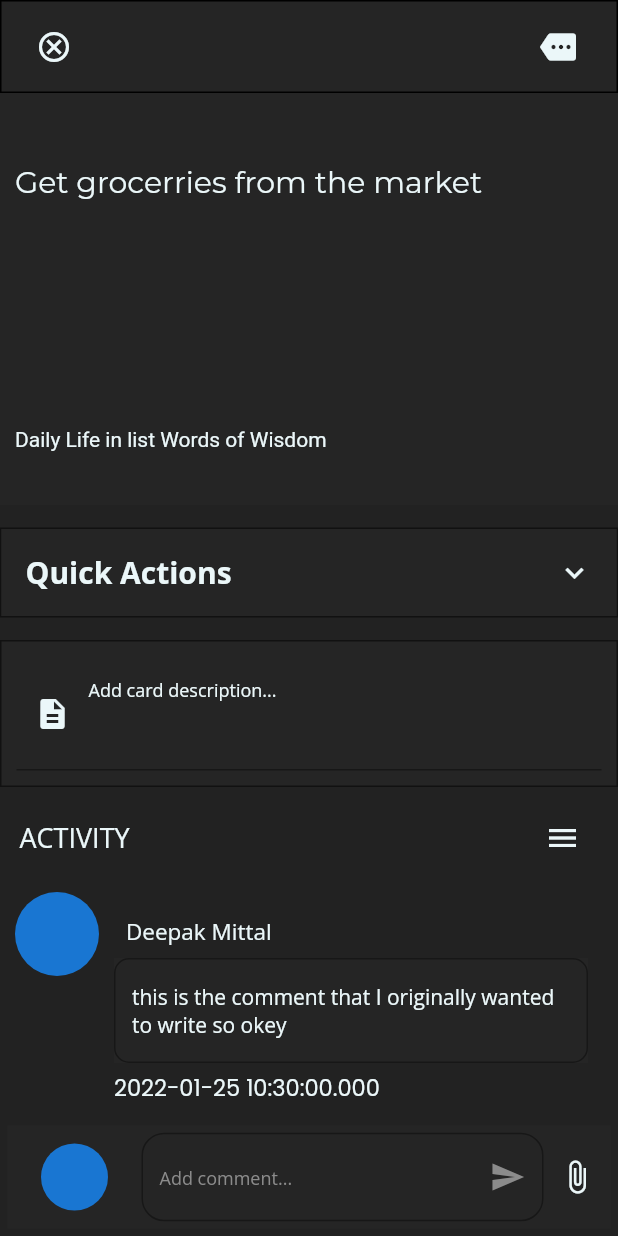
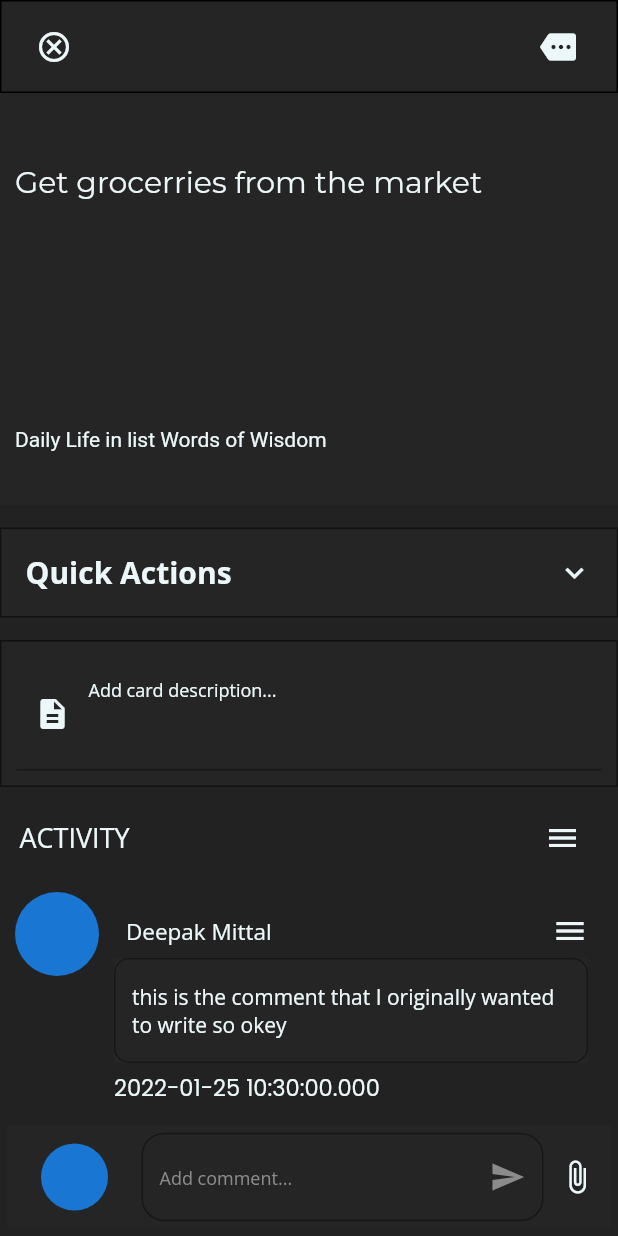
Before and after one commit to high-coder/trello_clone_flutter, a Flutter app: the Page2 screen opened directly, after a tap on "Get grocerries from the market", on a phone screen of 412 x 824 dp. Run offline on Flutter 3.47's test engine with Material 2 defaults, Android fonts, the light colour scheme and no system bars; our stand-ins replace get, google_fonts; missing offline and left inert: boardview, measured_size.

Commit message:
comment delete done bottom nav bar fixed

```diff
--- a/lib/provider/currentState.dart
+++ b/lib/provider/currentState.dart
@@ -29,6 +29,16 @@ class CurrentState extends ChangeNotifier{
   late ListTileSingleNodeModel currentUser;
   late String appBarTitle;
 
+  bool showBottomCommentBar = true;
+
+  showBottomCommentBarFunc(bool local) {
+    showBottomCommentBar = local;
+
+    notifyListeners();
+  }
+
+
+
   userSelectedANode({required ListTileSingleNodeModel instance}) {
     currentUser = instance;
     appBarTitle = instance.title;
--- a/lib/screens/DescriptionPage/desp_main_page.dart
+++ b/lib/screens/DescriptionPage/desp_main_page.dart
@@ -42,8 +42,8 @@ class _DescriptionPageState extends State<DescriptionPage> {
     _controller = ScrollController();
     _controllerTextField = ScrollController();
 
-    _controllerTextField.addListener(_scrollListenerText);
-    _controller.addListener(_scrollListener);
+   // _controllerTextField.addListener(_scrollListenerText);
+    // _controller.addListener(_scrollListener);
     CurrentState _instance = Provider.of<CurrentState>(context,listen:false);
 
     _nameController.text = _instance.currentUser.title;
@@ -64,15 +64,15 @@ class _DescriptionPageState extends State<DescriptionPage> {
   _scrollListener() {
     if (_controller.offset >= _controller.position.maxScrollExtent &&
         !_controller.position.outOfRange) {
-      setState(() {
-        message = "reach the bottom";
-      });
+      // setState(() {
+      //   message = "reach the bottom";
+      // });
     }
     if (_controller.offset <= _controller.position.minScrollExtent &&
         !_controller.position.outOfRange) {
-      setState(() {
-        message = "reach the top";
-      });
+      // setState(() {
+      //   message = "reach the top";
+      // });
     }
 
     print(message);
@@ -88,9 +88,11 @@ class _DescriptionPageState extends State<DescriptionPage> {
         Provider.of<ResponsiveHelp>(context, listen: false);
     Size size = MediaQuery.of(context).size;
     CurrentState _instance = Provider.of<CurrentState>(context,listen:false);
+    print("this is whole rebuilding");
     return Scaffold(
 
-      //resizeToAvoidBottomInset: false,
+
+      resizeToAvoidBottomInset: _instance.showBottomCommentBar,
       backgroundColor:const Color(0xff222222),
         // bottomNavigationBar: Container(
         //   height: size.height/10,
@@ -157,8 +159,7 @@ class _DescriptionPageState extends State<DescriptionPage> {
         // ),
 
       body: Scaffold(
-        //resizeToAvoidBottomInset: false,
-        bottomNavigationBar: BottomCommentBar(),
+         bottomNavigationBar: BottomCommentBar(),
         backgroundColor:const Color(0xff222222),
       //  resizeToAvoidBottomInset: false,
         body: SafeArea(
--- a/lib/screens/DescriptionPage/localWidgets/bottom_comment_bar.dart
+++ b/lib/screens/DescriptionPage/localWidgets/bottom_comment_bar.dart
@@ -47,6 +47,7 @@ class _BottomCommentBarState extends State<BottomCommentBar> {
               style: GoogleFonts.openSans(color: ourWhite,fontSize: 14),
               onTap: () {
                 // Scrollable.ensureVisible(dataKey.currentContext!);
+                _instance.showBottomCommentBarFunc(true);
               },
               onChanged: (value) {
                 if(_commentController.text.isNotEmpty) {
--- a/lib/screens/DescriptionPage/localWidgets/comment_widget.dart
+++ b/lib/screens/DescriptionPage/localWidgets/comment_widget.dart
@@ -1,11 +1,13 @@
 import 'package:flutter/material.dart';
 import 'package:google_fonts/google_fonts.dart';
+import 'package:provider/provider.dart';
 import 'package:trello_clone/models/commentsModel.dart';
+import 'package:trello_clone/provider/currentState.dart';
 import 'package:trello_clone/utils/staticValues.dart';
 
 class CommentWidget extends StatefulWidget {
+  late CommentModel commentThing;
 
-  late CommentModel commentThing;
   CommentWidget({required this.commentThing});
 
   @override
@@ -23,46 +25,80 @@ class _CommentWidgetState extends State<CommentWidget> {
     super.initState();
     _commentController.text = widget.commentThing.comment;
   }
+
   @override
   Widget build(BuildContext context) {
+    CurrentState _instance = Provider.of<CurrentState>(context, listen:false);
     return Container(
-      padding: EdgeInsets.only(left:10,right: 10),
+      padding: EdgeInsets.only(left: 10, right: 10),
       child: Row(
         //mainAxisAlignment: MainAxisAlignment.start,
         crossAxisAlignment: CrossAxisAlignment.start,
         children: [
           const Expanded(
-            flex:2,
+            flex: 2,
             child: CircleAvatar(
               radius: 30,
             ),
           ),
           Expanded(
-            flex:12,
+            flex: 12,
             child: Padding(
               padding: const EdgeInsets.all(10.0),
               child: Column(
                 crossAxisAlignment: CrossAxisAlignment.start,
                 children: [
-                  Padding(
-                    padding: const EdgeInsets.all(8.0),
-                    child: Text("Deepak Mittal",style: GoogleFonts.openSans(color: ourWhite,fontSize: 15),),
+                  Row(
+                    mainAxisAlignment: MainAxisAlignment.spaceBetween,
+                    children: [
+                      Padding(
+                        padding: const EdgeInsets.all(8.0),
+                        child: Text(
+                          "Deepak Mittal",
+                          style: GoogleFonts.openSans(
+                              color: ourWhite, fontSize: 15),
+                        ),
+                      ),
+                      PopupMenuButton(
+                        color: lightBlack,
+                        child: Icon(
+                          Icons.menu,
+                          color: ourWhite,
+                        ),
+                        itemBuilder: (context) {
+                          return List.generate(1, (index) {
+                            return PopupMenuItem(
+                              onTap: () {
+                                _instance.currentUser.comments?.remove(widget.commentThing);
+                              },
+                              textStyle: GoogleFonts.openSans(fontSize: 12,color:ourWhite),
+                              height: 20,
+                              child: Container(
+                                color: lightBlack,
+                                height: 20,
+
+                                  child: Text('Delete')
+                              ),
+                            );
+                          });
+                        },
+                      ),
+                    ],
                   ),
                   Container(
                     color: Color(0xff252525),
                     child: TextField(
-
-
                       focusNode: _commentFocus,
                       controller: _commentController,
-                      style: GoogleFonts.openSans(color: ourWhite,fontSize: 14),
+                      style:
+                          GoogleFonts.openSans(color: ourWhite, fontSize: 14),
                       onTap: () {
+                        _instance.showBottomCommentBarFunc(false);
                         // Scrollable.ensureVisible(dataKey.curentContext!);
                       },
                       onChanged: (value) {
                         // when the user changes the line
                       },
-
                       maxLines: 15,
                       minLines: 1,
                       decoration: InputDecoration(
@@ -75,31 +111,26 @@ class _CommentWidgetState extends State<CommentWidget> {
                         border: OutlineInputBorder(
                             borderRadius: BorderRadius.circular(10),
                             borderSide: const BorderSide(
-                                color: Color(0xff161616),
-                                width: 1,
-                            )
-                        ),
+                              color: Color(0xff161616),
+                              width: 1,
+                            )),
                         focusedBorder: OutlineInputBorder(
                             borderRadius: BorderRadius.circular(10),
                             borderSide: const BorderSide(
-                                color: Color(0xff161616),
-                                width: 1
-                            )
-                        ),
+                                color: Color(0xff161616), width: 1)),
                         disabledBorder: OutlineInputBorder(
                             borderRadius: BorderRadius.circular(10),
-                            borderSide:const BorderSide(
-                                color: Color(0xff161616),
-                                width: 1
-                            )
-                        ),
-
+                            borderSide: const BorderSide(
+                                color: Color(0xff161616), width: 1)),
                       ),
                     ),
                   ),
-                  SizedBox(height: 5,),
+                  SizedBox(
+                    height: 5,
+                  ),
                   //Text("${DateTime.now().month}, ${DateTime.now().year} at ${DateTime.now().hour} : ${DateTime.now().minute}",style: GoogleFonts.poppins(color: ourWhite,fontSize: 15),)
-                  Text("${widget.commentThing.dateTime}",style: GoogleFonts.poppins(color: ourWhite,fontSize: 15))
+                  Text("${widget.commentThing.dateTime}",
+                      style: GoogleFonts.poppins(color: ourWhite, fontSize: 15))
                 ],
               ),
             ),
```
